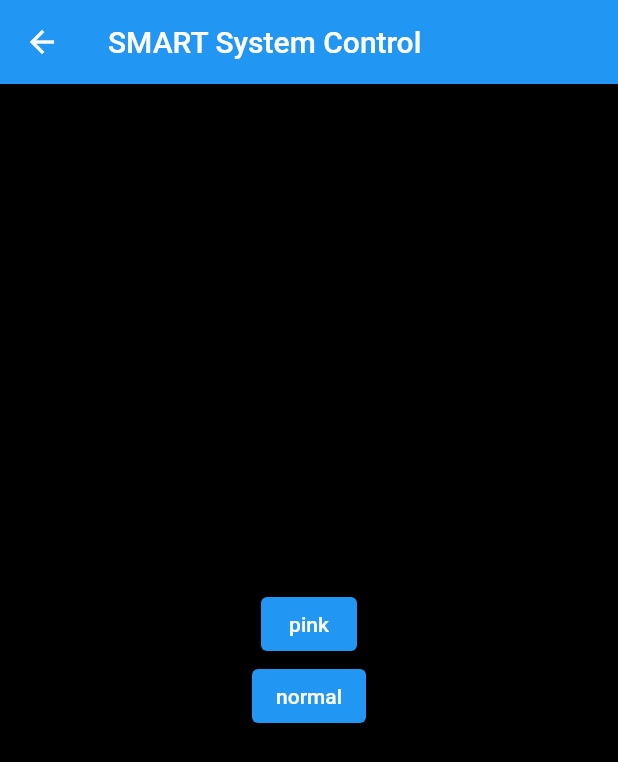
After one commit to JnunleyONU/onu-smart-system, a Flutter app: the MainPage screen opened directly, after a tap on "Fountain Control", on a phone screen of 412 x 824 dp. The commit adds this screen. Shown: the top 762 px of the screen. Run offline on Flutter 3.47's test engine with Material 2 defaults, Android fonts, the phone set to English and light mode, and no system bars.

Commit message:
Created page for FountainControl Added basic functionality for changing lights

```diff
--- a/lib/main.dart
+++ b/lib/main.dart
@@ -1,4 +1,5 @@
 import 'package:flutter/material.dart';
+import 'package:onu_smart/pages/fountain_home.dart';
 
 void main() {
   runApp(const InspirationApp());
@@ -80,7 +81,18 @@ class MainPage extends StatelessWidget {
         child: Column(
           mainAxisAlignment: MainAxisAlignment.center,
           children: [
-            LargeButton('Fountain Of Inspiration'),
+            ElevatedButton(
+              onPressed: () {
+                // Perform login logic here
+                Navigator.push(
+                  context,
+                  MaterialPageRoute(
+                    builder: (context) => const fountainHome(),
+                  ),
+                );
+              },
+              child: const Text('Fountain Control'),
+            ),
             LargeButton('3D Print'),
             LargeButton('Smart Tour'),
             LargeButton('Options'),
@@ -121,3 +133,118 @@ class LargeButton extends StatelessWidget {
     );
   }
 }
+
+// import 'dart:async';
+// import 'dart:convert';
+
+// import 'package:flutter/material.dart';
+// import 'package:http/http.dart' as http;
+
+// Future<Album> createAlbum(String title) async {
+//   final response = await http.post(
+//     Uri.parse('https://jsonplaceholder.typicode.com/albums'),
+//     headers: <String, String>{
+//       'Content-Type': 'application/json; charset=UTF-8',
+//     },
+//     body: jsonEncode(<String, String>{
+//       'title': title,
+//     }),
+//   );
+
+//   if (response.statusCode == 201) {
+//     // If the server did return a 201 CREATED response,
+//     // then parse the JSON.
+//     return Album.fromJson(jsonDecode(response.body) as Map<String, dynamic>);
+//   } else {
+//     // If the server did not return a 201 CREATED response,
+//     // then throw an exception.
+//     throw Exception('Failed to create album.');
+//   }
+// }
+
+// class Album {
+//   final int id;
+//   final String title;
+
+//   const Album({required this.id, required this.title});
+
+//   factory Album.fromJson(Map<String, dynamic> json) {
+//     return Album(
+//       id: json['id'] as int,
+//       title: json['title'] as String,
+//     );
+//   }
+// }
+
+// void main() {
+//   runApp(const MyApp());
+// }
+
+// class MyApp extends StatefulWidget {
+//   const MyApp({super.key});
+
+//   @override
+//   State<MyApp> createState() {
+//     return _MyAppState();
+//   }
+// }
+
+// class _MyAppState extends State<MyApp> {
+//   final TextEditingController _controller = TextEditingController();
+//   Future<Album>? _futureAlbum;
+
+//   @override
+//   Widget build(BuildContext context) {
+//     return MaterialApp(
+//       title: 'Create Data Example',
+//       theme: ThemeData(
+//         colorScheme: ColorScheme.fromSeed(seedColor: Colors.deepPurple),
+//       ),
+//       home: Scaffold(
+//         appBar: AppBar(
+//           title: const Text('Create Data Example'),
+//         ),
+//         body: Container(
+//           alignment: Alignment.center,
+//           padding: const EdgeInsets.all(8),
+//           child: (_futureAlbum == null) ? buildColumn() : buildFutureBuilder(),
+//         ),
+//       ),
+//     );
+//   }
+
+//   Column buildColumn() {
+//     return Column(
+//       mainAxisAlignment: MainAxisAlignment.center,
+//       children: <Widget>[
+//         TextField(
+//           controller: _controller,
+//           decoration: const InputDecoration(hintText: 'Enter Title'),
+//         ),
+//         ElevatedButton(
+//           onPressed: () {
+//             setState(() {
+//               _futureAlbum = createAlbum(_controller.text);
+//             });
+//           },
+//           child: const Text('Create Data'),
+//         ),
+//       ],
+//     );
+//   }
+
+//   FutureBuilder<Album> buildFutureBuilder() {
+//     return FutureBuilder<Album>(
+//       future: _futureAlbum,
+//       builder: (context, snapshot) {
+//         if (snapshot.hasData) {
+//           return Text(snapshot.data!.title);
+//         } else if (snapshot.hasError) {
+//           return Text('${snapshot.error}');
+//         }
+
+//         return const CircularProgressIndicator();
+//       },
+//     );
+//   }
+// }
--- /dev/null
+++ b/lib/pages/fountain_home.dart
@@ -0,0 +1,47 @@
+import 'package:flutter/material.dart';
+import 'package:http/http.dart' as http;
+import 'dart:convert';
+
+
+class fountainHome extends StatelessWidget {
+  const fountainHome({super.key});
+
+  @override
+  Widget build(BuildContext context) {
+    return Scaffold(
+      appBar: AppBar(
+        title: const Text('SMART System Control'),
+      ),
+      body: Center(
+        child: Column(
+          mainAxisAlignment: MainAxisAlignment.center,
+          children: [ElevatedButton(
+              onPressed: () {
+                makePink('pink');
+              },
+              child: const Text('pink'),
+            ),
+            ElevatedButton(
+              onPressed: () {
+                makeNormal('normal');
+              },
+              child: const Text('normal'),
+            ),
+          ],
+        ),
+      ),
+    );
+  }
+}
+
+Future<http.Response> makePink(String title) {
+  return http.get(
+    Uri.parse('http://jlk-statue.ad.onu.edu/pink'),
+  );
+}
+
+Future<http.Response> makeNormal(String title) {
+  return http.get(
+    Uri.parse('http://jlk-statue.ad.onu.edu/normal'),
+  );
+}
--- a/pubspec.yaml
+++ b/pubspec.yaml
@@ -35,6 +35,7 @@ dependencies:
   # The following adds the Cupertino Icons font to your application.
   # Use with the CupertinoIcons class for iOS style icons.
   cupertino_icons: ^1.0.2
+  http: ^1.1.0
 
 dev_dependencies:
   flutter_test:
```
Also changed, not shown: pubspec.lock, 1 other file.
